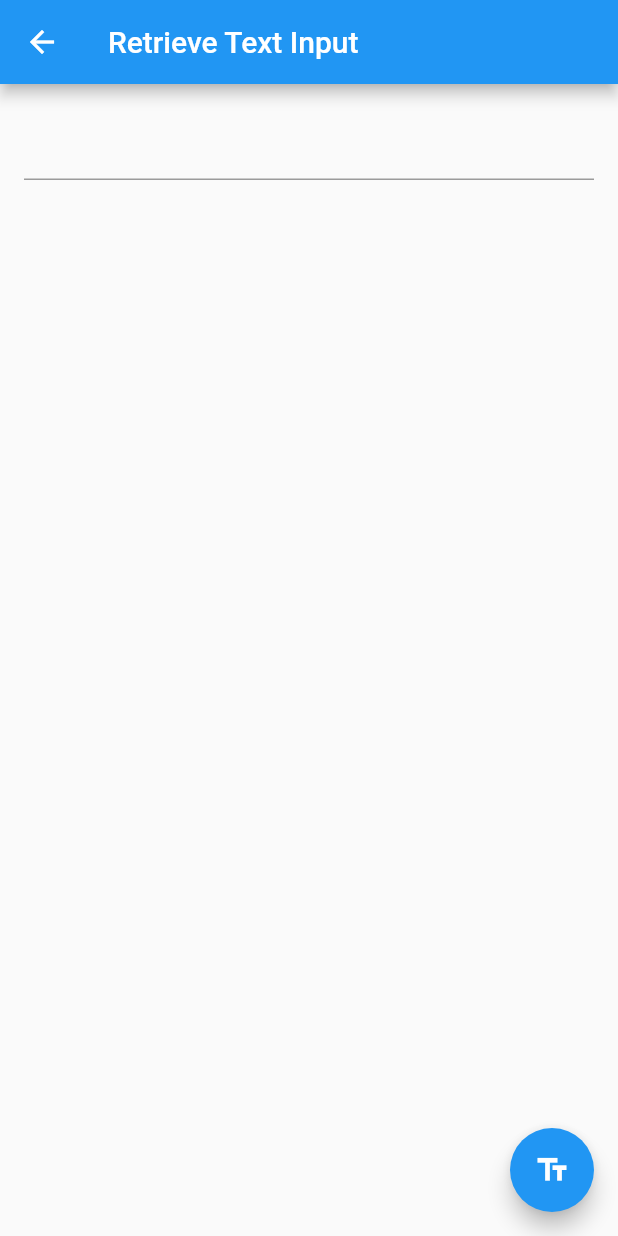
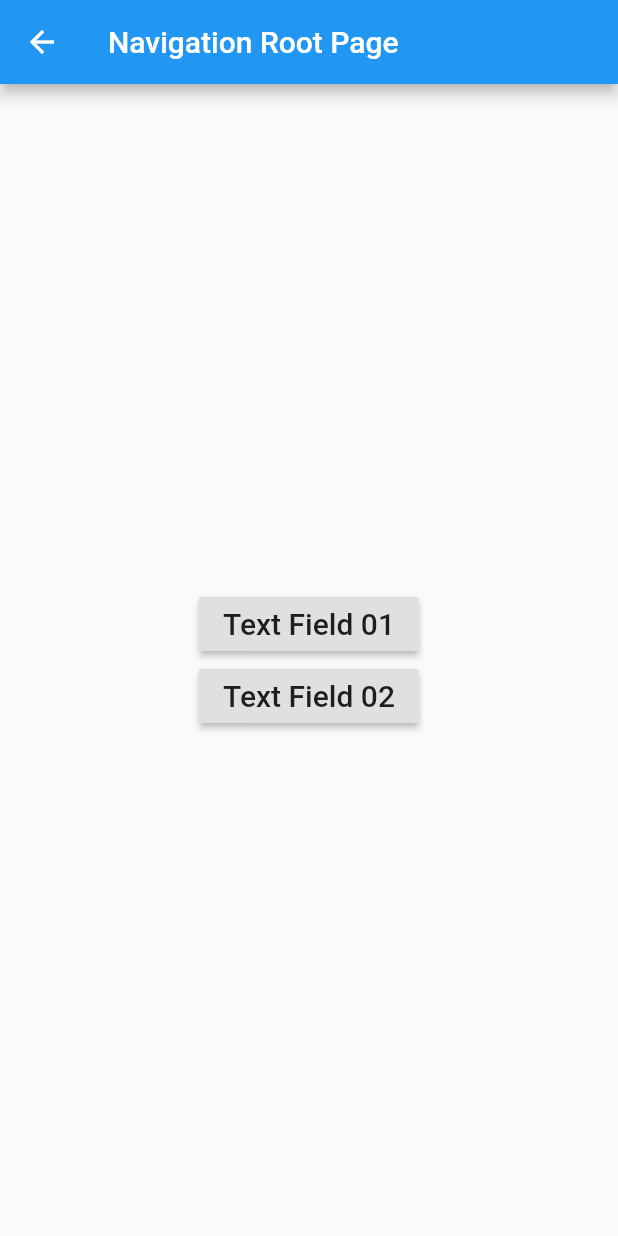
Before and after one commit to JooOwl/Flutter_My_Study, a Flutter app: the screen it shows after launch, after a tap on "텍스트 필드 페이지", on a phone screen of 412 x 824 dp. Run offline on Flutter 3.47's test engine with Material 2 defaults, Android fonts, the phone set to English and light mode, and no system bars; our stand-ins replace contacts_service, geolocator, permission_handler; network calls fail.

Commit message:
코드 추가

```diff
--- a/samplecode/lib/NavigationSamples/Navigation_List_Page.dart
+++ b/samplecode/lib/NavigationSamples/Navigation_List_Page.dart
@@ -1,5 +1,7 @@
 import 'package:flutter/material.dart';
 import 'package:owlallsample/NavigationSamples/data_toss_page.dart';
+import 'package:owlallsample/NavigationSamples/hero_animations.dart';
+import 'package:owlallsample/NavigationSamples/send_new_page_data.dart';
 
 class NavidagionSamplesPage extends StatelessWidget {
   // Global Key of Scaffold
@@ -23,7 +25,24 @@ class NavidagionSamplesPage extends StatelessWidget {
                   Navigator.of(context).push(MaterialPageRoute(builder: (_) => HomeScreen()));
                 },
               ),
-
+              RaisedButton(
+                child: Text(
+                  "Hero Animation",
+                  style: TextStyle(fontSize: 20),
+                ),
+                onPressed:(){
+                  Navigator.of(context).push(MaterialPageRoute(builder: (_) => TransitionPage()));
+                },
+              ),
+              RaisedButton(
+                child: Text(
+                  "send page data",
+                  style: TextStyle(fontSize: 20),
+                ),
+                onPressed:(){
+                  Navigator.of(context).push(MaterialPageRoute(builder: (_) => TodosScreen()));
+                },
+              ),
             ],
           ),
         ));
--- /dev/null
+++ b/samplecode/lib/TextFieldPage/TextField_List_Page.dart
@@ -0,0 +1,41 @@
+import 'package:flutter/material.dart';
+import 'package:owlallsample/TextFieldPage/TextFieldClass.dart';
+import 'package:owlallsample/TextFieldPage/TextField_02.dart';
+
+
+class TextFieldSamplesPage extends StatelessWidget {
+  // Global Key of Scaffold
+  final scaffoldKey = GlobalKey<ScaffoldState>();
+
+  @override
+  Widget build(BuildContext context) {
+    return Scaffold(
+        key: scaffoldKey,
+        appBar: AppBar(title: Text("Navigation Root Page")),
+        body: Center(
+          child: Column(
+            mainAxisAlignment: MainAxisAlignment.center,
+            children: <Widget>[
+              RaisedButton(
+                child: Text(
+                  "Text Field 01",
+                  style: TextStyle(fontSize: 20),
+                ),
+                onPressed:(){
+                  Navigator.of(context).push(MaterialPageRoute(builder: (_) => TextFieldRoot()));
+                },
+              ),
+              RaisedButton(
+                child: Text(
+                  "Text Field 02",
+                  style: TextStyle(fontSize: 20),
+                ),
+                onPressed:(){
+                  Navigator.of(context).push(MaterialPageRoute(builder: (_) => TextField_02()));
+                },
+              ),
+            ],
+          ),
+        ));
+  }
+}
--- a/samplecode/lib/main.dart
+++ b/samplecode/lib/main.dart
@@ -3,7 +3,7 @@ import 'package:owlallsample/buttonpage/button_page_root.dart';
 import 'package:owlallsample/buttonpage/snackBarPage.dart';
 import 'package:owlallsample/AlerDailogClass.dart';
 import 'package:owlallsample/TapPage.dart';
-import 'package:owlallsample/TextFieldClass.dart';
+import 'package:owlallsample/TextFieldPage/TextField_List_Page.dart';
 import 'package:owlallsample/ListSamples/ListRootPage.dart';
 import 'package:owlallsample/WebImageView.dart';
 import 'package:owlallsample/NavigationSamples/Navigation_List_Page.dart';
@@ -150,7 +150,7 @@ class _MainRootViewPageWidget extends State<MainRootViewPage> {
               title: Text('텍스트 필드 페이지'),
               onTap: () {
                 Navigator.of(context)
-                    .push(MaterialPageRoute(builder: (_) => TextFieldRoot()));
+                    .push(MaterialPageRoute(builder: (_) => TextFieldSamplesPage()));
               },
             ),
             ListTile(
```
Also changed, not shown: samplecode/lib/NavigationSamples/hero_animations.dart (added, +46 -0 lines), samplecode/lib/NavigationSamples/send_new_page_data.dart (added, +72 -0 lines), samplecode/lib/TextFieldPage/TextField_02.dart (added, +84 -0 lines), samplecode/lib/TextFieldPage/TextFieldClass.dart (renamed from samplecode/lib/TextFieldClass.dart).
